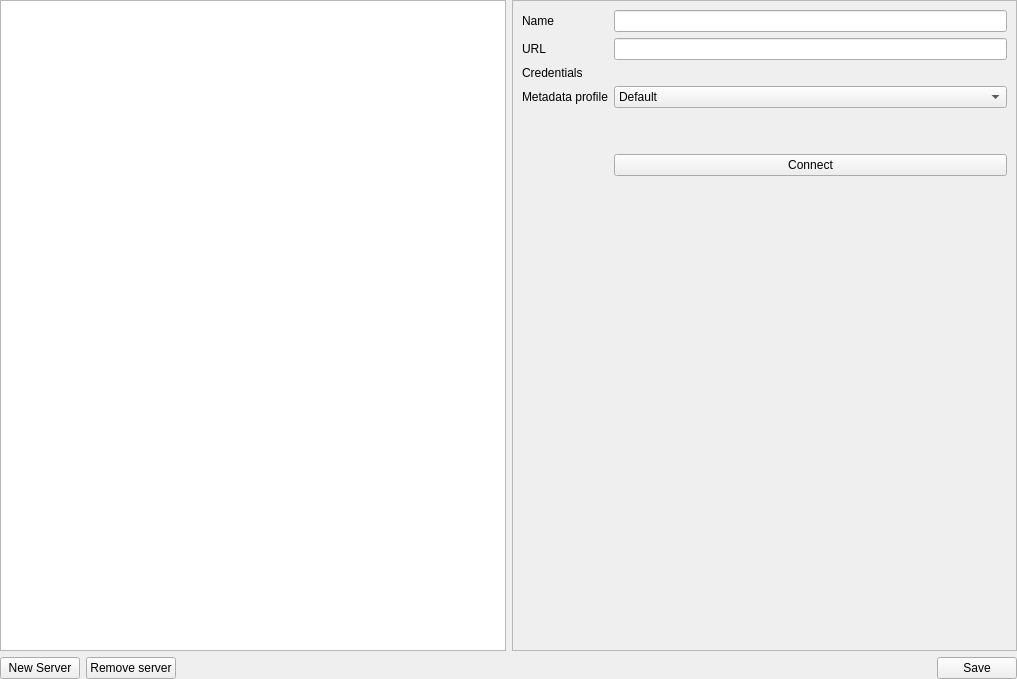
First picture: the form in geocatbridge/ui/serverconnectionswidget.ui, repository GeoCat/qgis-bridge-plugin, before the edit.
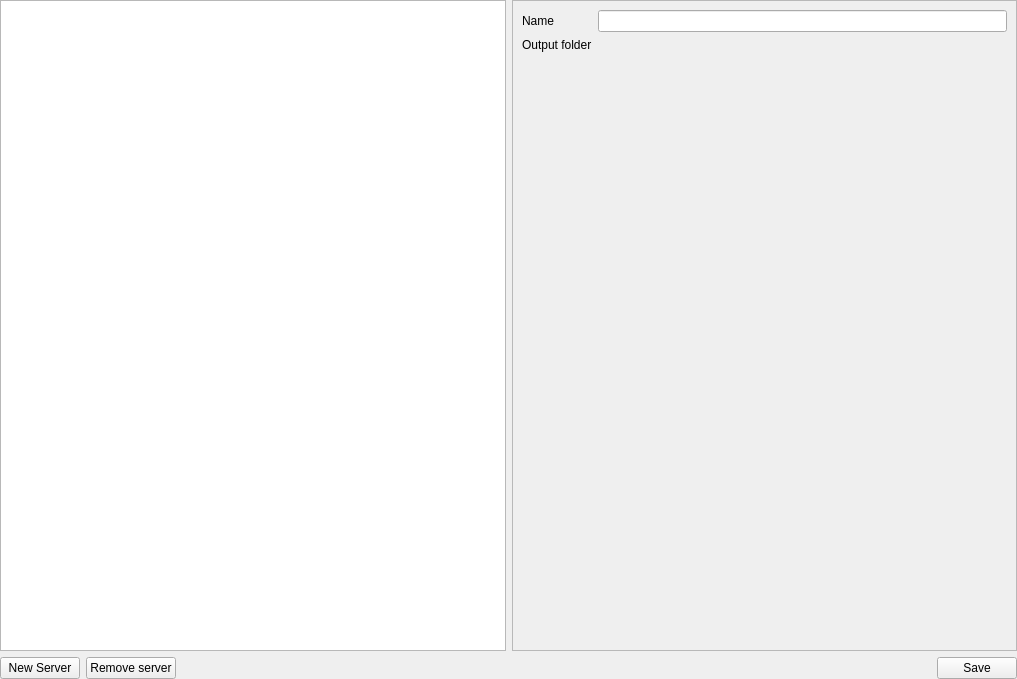
Second picture: the form after the edit. Custom widgets are drawn as their Qt base class.

Commit message: first version of mapserver support is ready now

What changed in the file:
```diff
--- a/geocatbridge/ui/serverconnectionswidget.ui
+++ b/geocatbridge/ui/serverconnectionswidget.ui
@@ -41,7 +41,7 @@
         <enum>QFrame::StyledPanel</enum>
        </property>
        <property name="currentIndex">
-        <number>3</number>
+        <number>2</number>
        </property>
        <widget class="QWidget" name="widgetGeocatLive">
         <layout class="QHBoxLayout" name="horizontalLayout_3">
@@ -241,6 +241,47 @@
          </item>
         </layout>
        </widget>
+       <widget class="QWidget" name="widgetMapserver">
+        <layout class="QVBoxLayout" name="verticalLayout_3">
+         <item>
+          <layout class="QGridLayout" name="gridLayout_5">
+           <item row="0" column="2">
+            <widget class="QLineEdit" name="txtMapserverName"/>
+           </item>
+           <item row="1" column="0">
+            <widget class="QLabel" name="label_23">
+             <property name="text">
+              <string>Output folder</string>
+             </property>
+            </widget>
+           </item>
+           <item row="0" column="0">
+            <widget class="QLabel" name="label_22">
+             <property name="text">
+              <string>Name</string>
+             </property>
+            </widget>
+           </item>
+           <item row="4" column="0">
+            <spacer name="verticalSpacer_8">
+             <property name="orientation">
+              <enum>Qt::Vertical</enum>
+             </property>
+             <property name="sizeHint" stdset="0">
+              <size>
+               <width>20</width>
+               <height>40</height>
+              </size>
+             </property>
+            </spacer>
+           </item>
+           <item row="1" column="2">
+            <widget class="QgsFileWidget" name="fileMapserver"/>
+           </item>
+          </layout>
+         </item>
+        </layout>
+       </widget>
        <widget class="QWidget" name="widgetEmpty"/>
        <widget class="QWidget" name="widgetMetadataCatalog">
         <layout class="QHBoxLayout" name="horizontalLayout_9">
@@ -497,6 +538,13 @@
    </item>
   </layout>
  </widget>
+ <customwidgets>
+  <customwidget>
+   <class>QgsFileWidget</class>
+   <extends>QWidget</extends>
+   <header>qgsfilewidget.h</header>
+  </customwidget>
+ </customwidgets>
  <resources/>
  <connections/>
 </ui>
```
The commit also changes 6 other files.
